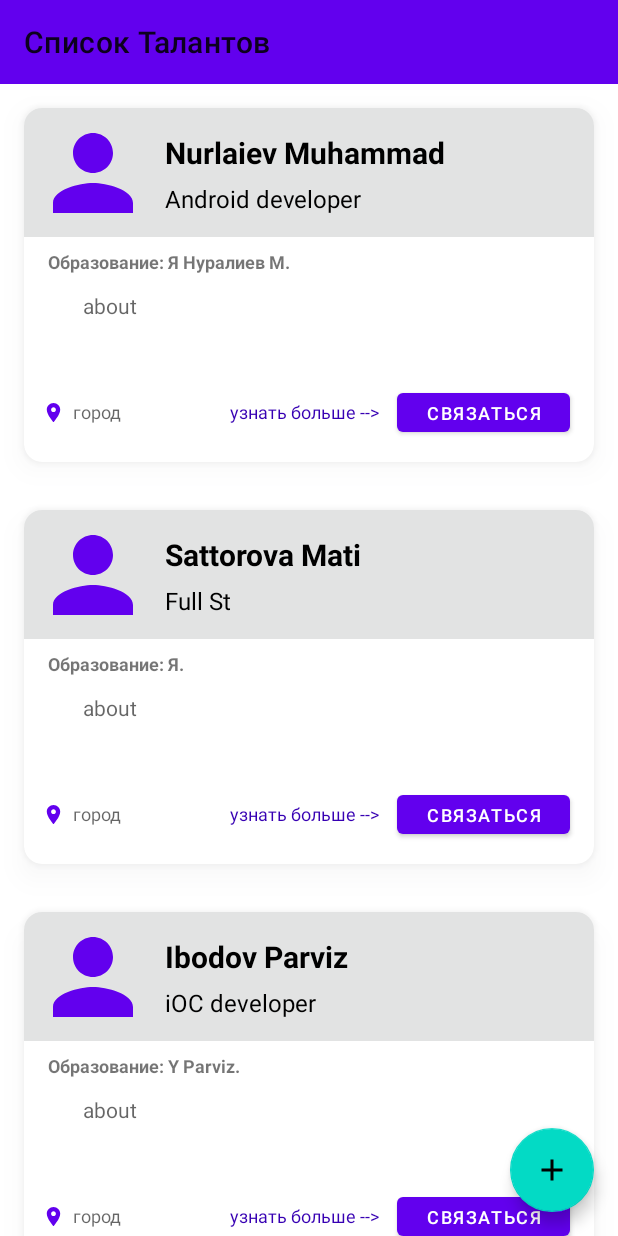
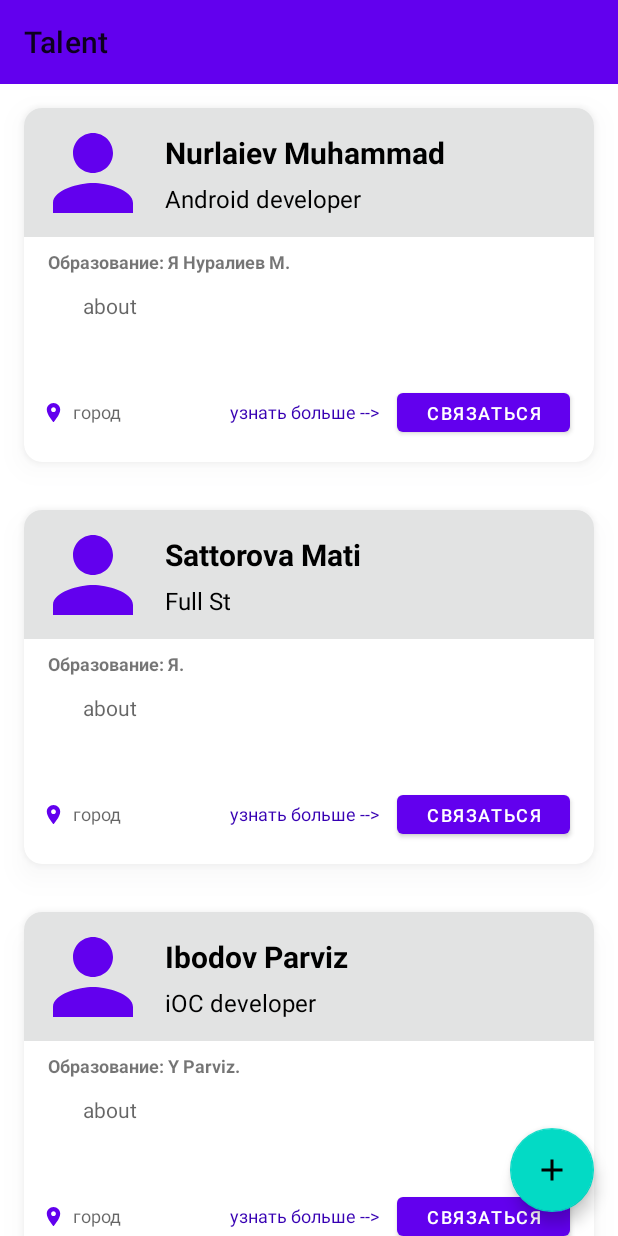
Before and after one commit to AbdulloSodikov/Project-Talent, an Android app: the ListFragment screen opened through its navigation route, on a phone screen of 412 x 824 dp. Run offline under Robolectric (Android 15) with nearby library versions, the phone set to English and light mode, and no system bars; our stand-ins replace CircleImageView, Room's generated code.

Commit message:
рефактор MainActiyity

```diff
--- a/app/src/main/java/com/ak/sodikov/talent_v2/MainActivity.kt
+++ b/app/src/main/java/com/ak/sodikov/talent_v2/MainActivity.kt
@@ -19,9 +19,9 @@ import com.ak.sodikov.talent_v2.utillite.APP_ACTIVITY
 import kotlinx.coroutines.launch
 
 class MainActivity : AppCompatActivity() {
-     lateinit var db : AppTalentDatabase
+    lateinit var db: AppTalentDatabase
     lateinit var roomDao: AppTalentRoomDao
-     private var _binding : ActivityMainBinding? = null
+    private var _binding: ActivityMainBinding? = null
     private val mBinding get() = _binding!!
     lateinit var mToolbar: Toolbar
     lateinit var mNavController: NavController
@@ -38,16 +38,16 @@ class MainActivity : AppCompatActivity() {
         roomDao = db.getTalentDao()
 
         setSupportActionBar(mToolbar)
-        title = "Список Талантов"
+        title = getString(R.string.title_talent)
 
         lifecycleScope.launchWhenCreated {
-            dataSours ()
-            getData("Dushanbe",3, 1) }
-
+            dataSours()
+            //getData("Dushanbe",3, 1)
+        }
 
 
         }
-    private  suspend fun dataSours() {
+        private suspend fun dataSours() {
             val profession = listOf(
                 Profession(0, "Android developer"),
                 Profession(1, "Web developer"),
@@ -93,7 +93,7 @@ class MainActivity : AppCompatActivity() {
                 SkillTalentCrossRef(1, 0),
                 SkillTalentCrossRef(3, 1),
                 SkillTalentCrossRef(2, 1),
-            SkillTalentCrossRef(3,4)
+                SkillTalentCrossRef(3, 4)
 
             )
 
@@ -108,7 +108,7 @@ class MainActivity : AppCompatActivity() {
             }
 
         }
-    private suspend fun getData (nameCity: String, idProf : Int, idSkills: Int) {
+     /*         private suspend fun getData (nameCity: String, idProf : Int, idSkills: Int) {
           val allTalent = roomDao.getAllTalent().toString()
           val cityOfTalent = roomDao.getCityWithTalent(nameCity).toString()
           val professionOfTalent = roomDao.getProfessionWithTalents(idProf).toString()
@@ -118,10 +118,12 @@ class MainActivity : AppCompatActivity() {
             Log.d ("MyTag", cityOfTalent)
             Log.d ("MyTag", professionOfTalent)
             Log.d ("MyTag", skillsOfTalent)
-      }
+      }*/
 
     override fun onDestroy() {
         super.onDestroy()
         _binding = null
+
+
     }
 }
--- a/app/src/main/java/com/ak/sodikov/talent_v2/MainActivityViewModel.kt
+++ /dev/null
@@ -1,10 +0,0 @@
-package com.ak.sodikov.talent_v2
-
-import android.app.Application
-import androidx.lifecycle.AndroidViewModel
-import com.ak.sodikov.talent_v2.utillite.REPOSITORY
-
-
-class MainActivityViewModel (application: Application) : AndroidViewModel(application) {
-val allTalent = REPOSITORY.allTalent
-}
--- a/app/src/main/res/values/strings.xml
+++ b/app/src/main/res/values/strings.xml
@@ -5,4 +5,5 @@
     <string name="hint_city">город</string>
     <string name="text_more_about_talent"><![CDATA[узнать больше -->]]></string>
     <string name="hint_adout_talent">about</string>
+    <string name="title_talent">Talent</string>
 </resources>
```
Lines whose indentation alone changed are shown as unchanged.
